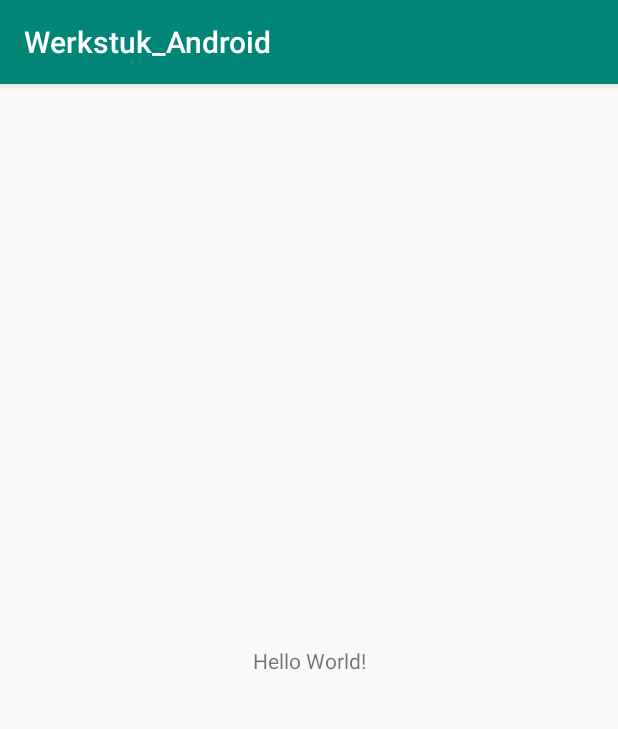
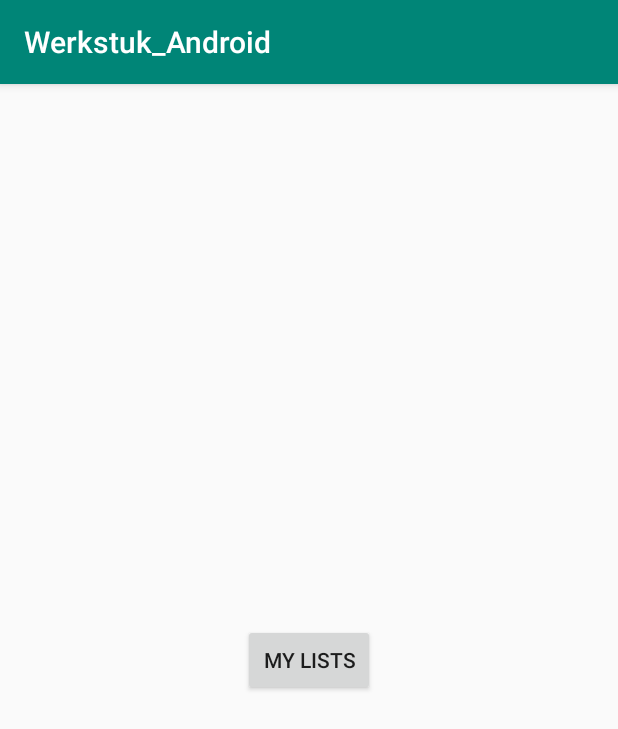
Before and after one commit to Herblerp/Werkstuk_Android, an Android app: the screen it shows after launch (MainActivity), on a phone screen of 412 x 824 dp. Shown: the top 729 px of the screen. Run offline under Robolectric (Android 15) with nearby library versions, the phone set to English and light mode, and no system bars.

Commit message:
Implemented button on main activity

```diff
--- a/app/src/main/java/com/example/werkstuk_android/MainActivity.java
+++ b/app/src/main/java/com/example/werkstuk_android/MainActivity.java
@@ -4,6 +4,9 @@ import androidx.appcompat.app.AppCompatActivity;
 
 import android.os.Bundle;
 import android.util.Log;
+import android.view.View;
+import android.widget.Button;
+import android.widget.TextView;
 
 public class MainActivity extends AppCompatActivity {
 
@@ -13,4 +16,9 @@ public class MainActivity extends AppCompatActivity {
         setContentView(R.layout.activity_main);
         Log.i("MainActivity","App sais hello!");
     }
+
+    public void button_click(View view) {
+        Button button = findViewById(R.id.btn_homepage_lists);
+        button.setText("You clicked me!");
+    }
 }
--- a/app/src/main/res/layout/activity_main.xml
+++ b/app/src/main/res/layout/activity_main.xml
@@ -6,13 +6,14 @@
     android:layout_height="match_parent"
     tools:context=".MainActivity">
 
-    <TextView
+    <Button
+        android:id="@+id/btn_homepage_lists"
         android:layout_width="wrap_content"
         android:layout_height="wrap_content"
-        android:text="Hello World!"
+        android:onClick="button_click"
+        android:text="@string/btn_home_lists_text"
         app:layout_constraintBottom_toBottomOf="parent"
-        app:layout_constraintLeft_toLeftOf="parent"
-        app:layout_constraintRight_toRightOf="parent"
+        app:layout_constraintEnd_toEndOf="parent"
+        app:layout_constraintStart_toStartOf="parent"
         app:layout_constraintTop_toTopOf="parent" />
-
 </androidx.constraintlayout.widget.ConstraintLayout>
--- a/app/src/main/res/values/strings.xml
+++ b/app/src/main/res/values/strings.xml
@@ -1,3 +1,4 @@
 <resources>
     <string name="app_name">Werkstuk_Android</string>
+    <string name="btn_home_lists_text">My lists</string>
 </resources>
```
